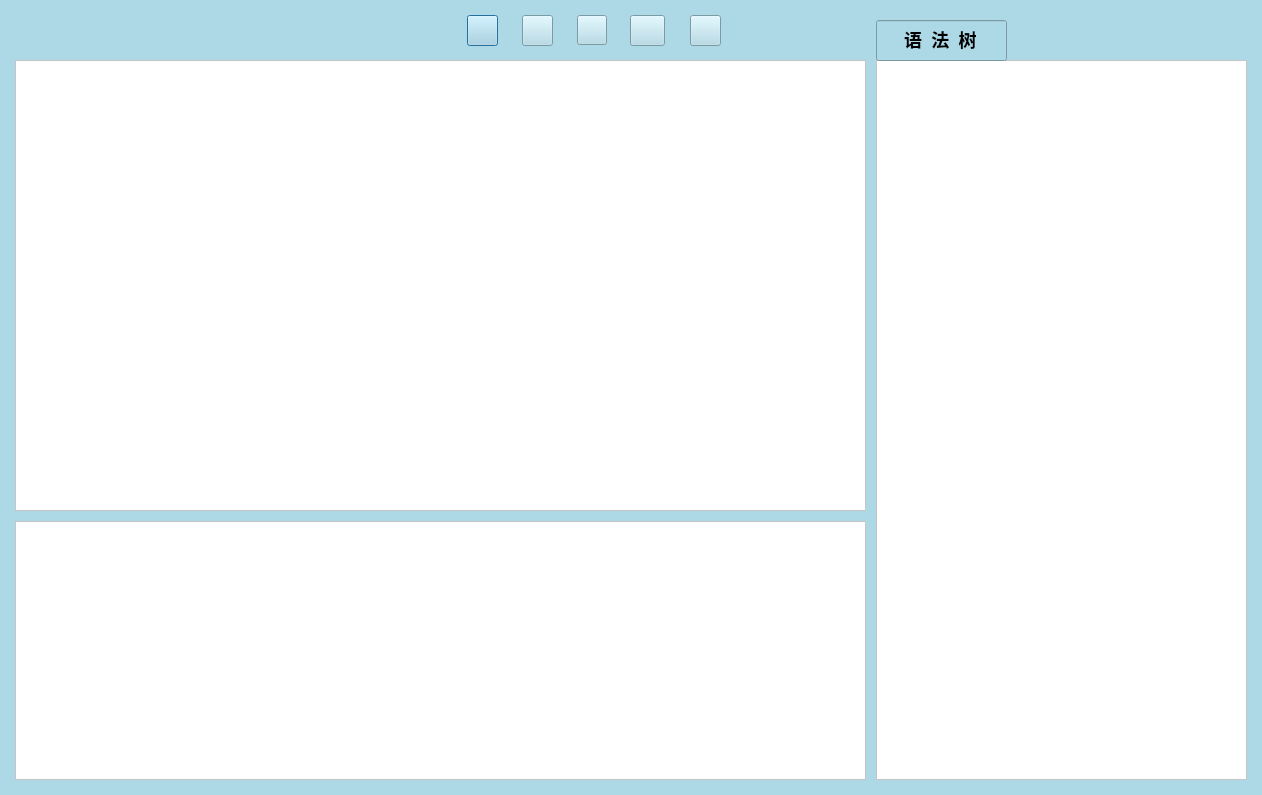
First picture: the form in GUI/bwcc.ui, repository FSEPIC/CMM-PLY, before the edit.
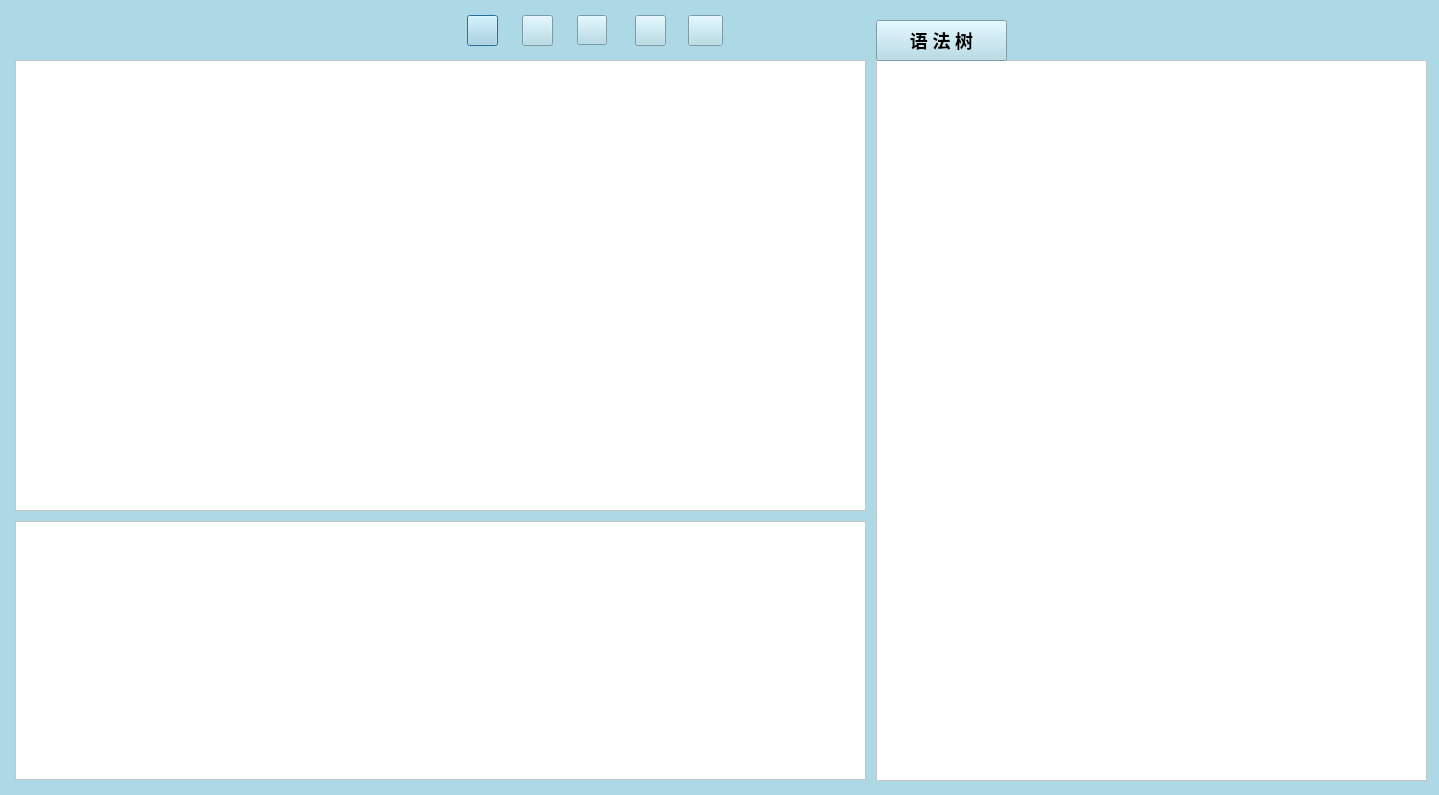
Second picture: the form after the edit. Icons and pictures are not drawn.

Patch:
```diff
--- a/GUI/bwcc.ui
+++ b/GUI/bwcc.ui
@@ -9,7 +9,7 @@
    <rect>
     <x>0</x>
     <y>0</y>
-    <width>1262</width>
+    <width>1439</width>
     <height>795</height>
    </rect>
   </property>
@@ -92,7 +92,7 @@
   <widget class="QPushButton" name="exitButton">
    <property name="geometry">
     <rect>
-     <x>630</x>
+     <x>688</x>
      <y>15</y>
      <width>35</width>
      <height>31</height>
@@ -128,8 +128,8 @@
     <rect>
      <x>876</x>
      <y>60</y>
-     <width>371</width>
-     <height>720</height>
+     <width>551</width>
+     <height>721</height>
     </rect>
    </property>
    <property name="sizePolicy">
@@ -167,7 +167,28 @@
     </sizepolicy>
    </property>
   </widget>
-  <widget class="QLineEdit" name="lineEdit">
+  <widget class="QPushButton" name="runButton">
+   <property name="geometry">
+    <rect>
+     <x>635</x>
+     <y>15</y>
+     <width>31</width>
+     <height>31</height>
+    </rect>
+   </property>
+   <property name="styleSheet">
+    <string notr="true">QPushButton{
+border-image:url(:/reses/res/start.png);
+}</string>
+   </property>
+   <property name="text">
+    <string/>
+   </property>
+  </widget>
+  <widget class="QPushButton" name="pushButton">
+   <property name="enabled">
+    <bool>true</bool>
+   </property>
    <property name="geometry">
     <rect>
      <x>876</x>
@@ -181,38 +202,12 @@
      <family>Adobe Arabic</family>
      <pointsize>-1</pointsize>
      <weight>75</weight>
+     <italic>false</italic>
      <bold>true</bold>
     </font>
    </property>
    <property name="text">
-    <string>语  法  树</string>
-   </property>
-   <property name="echoMode">
-    <enum>QLineEdit::Normal</enum>
-   </property>
-   <property name="cursorPosition">
-    <number>7</number>
-   </property>
-   <property name="alignment">
-    <set>Qt::AlignCenter</set>
-   </property>
-  </widget>
-  <widget class="QPushButton" name="runButton">
-   <property name="geometry">
-    <rect>
-     <x>690</x>
-     <y>15</y>
-     <width>31</width>
-     <height>31</height>
-    </rect>
-   </property>
-   <property name="styleSheet">
-    <string notr="true">QPushButton{
-border-image:url(:/reses/res/start.png);
-}</string>
-   </property>
-   <property name="text">
-    <string/>
+    <string>语 法 树</string>
    </property>
   </widget>
  </widget>
```
Left out of the diff: 17 changed lines with no effect on the pictures.
